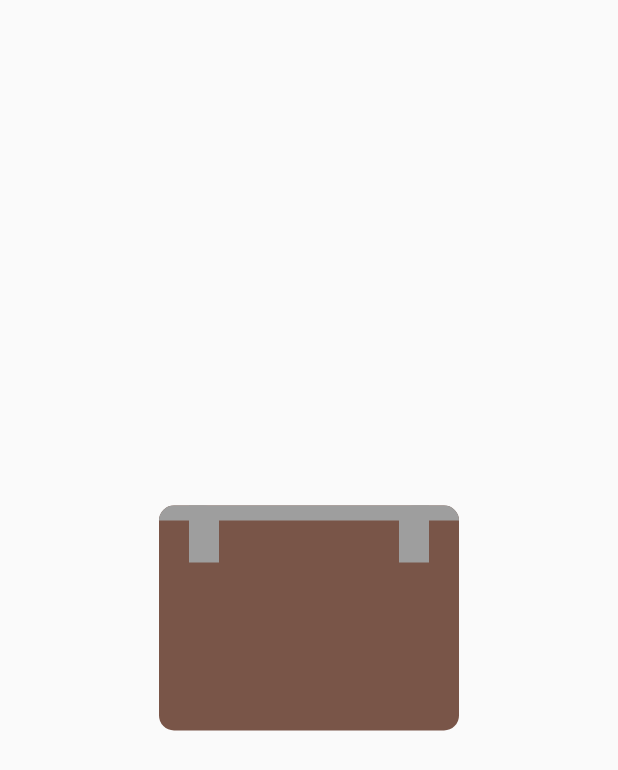
After one commit to MhouneyLH/deskify, a Flutter app: the MyAnimatedWidget screen opened directly, on a phone screen of 412 x 824 dp. The commit adds this screen. Shown: the top 770 px of the screen. Run offline on Flutter 3.47's test engine with Material 2 defaults, Android fonts, the phone set to English and light mode, and no system bars; our stand-ins replace syncfusion_flutter_sliders.

Commit message:
feat: add animated desk for showing the current desk-height

```diff
--- a/lib/widgets/tabs/home_page_tab.dart
+++ b/lib/widgets/tabs/home_page_tab.dart
@@ -3,6 +3,7 @@ import 'package:deskify/pages/move_widget_page.dart';
 import 'package:deskify/widgets/generic/heading_widget.dart';
 import 'package:deskify/widgets/interaction_widgets/interaction_widgets_grid_view.dart';
 import 'package:deskify/widgets/interaction_widgets/simple_interaction_widget.dart';
+import 'package:deskify/widgets/test.dart';
 import 'package:flutter/material.dart';
 
 class HomePageTab extends StatefulWidget {
@@ -89,7 +90,11 @@ class _HomePageTabState extends State<HomePageTab> {
         children: [
           Heading(title: "${_currentDesk.name}"),
           Text("Height: ${_currentDesk.height} cm"),
-          const SizedBox(height: 150),
+          const SizedBox(
+            height: 150,
+            width: 150,
+            child: MyAnimatedWidget(),
+          ),
           _getInteractiveWidgetGroup(analyticInteractionWidgets!, "Analytics"),
           _getInteractiveWidgetGroup(presetInteractionWidgets!, "Presets"),
           _getInteractiveWidgetGroup(otherInteractionWidgets!, "Others"),
--- a/lib/widgets/tabs/settings_tab.dart
+++ b/lib/widgets/tabs/settings_tab.dart
@@ -10,8 +10,6 @@ class SettingsTab extends StatefulWidget {
 class _SettingsTabState extends State<SettingsTab> {
   @override
   Widget build(BuildContext context) {
-    return const Center(
-      child: Text("SettingsTab"),
-    );
+    return const Placeholder();
   }
 }
--- /dev/null
+++ b/lib/widgets/test.dart
@@ -0,0 +1,108 @@
+import 'dart:developer';
+
+import 'package:flutter/material.dart';
+
+class MyAnimatedWidget extends StatefulWidget {
+  const MyAnimatedWidget({super.key});
+
+  @override
+  State<MyAnimatedWidget> createState() => _MyAnimatedWidgetState();
+}
+
+class _MyAnimatedWidgetState extends State<MyAnimatedWidget>
+    with SingleTickerProviderStateMixin {
+  AnimationController? _controller;
+  Animation<double>? _animation;
+
+  @override
+  void initState() {
+    super.initState();
+    _controller = AnimationController(
+      duration: const Duration(seconds: 1),
+      vsync: this,
+    );
+
+    _controller!.addListener(() {
+      setState(() {}); // rebuild the widget tree to update the animation
+    });
+
+    _animation = _controller!.drive(Tween<double>(begin: 1, end: 10));
+    _controller!.repeat(reverse: true);
+  }
+
+  @override
+  void dispose() {
+    _controller!.dispose();
+    super.dispose();
+  }
+
+  @override
+  Widget build(BuildContext context) {
+    return Scaffold(
+      body: Center(
+        child: AnimatedBuilder(
+          animation: _animation!,
+          builder: (context, child) {
+            return Container(
+              width: 200,
+              height: 150,
+              decoration: BoxDecoration(
+                color: Colors.brown,
+                borderRadius: BorderRadius.circular(10),
+              ),
+              child: Stack(
+                children: [
+                  // Desk
+                  Positioned(
+                    top: 0,
+                    left: 0,
+                    right: 0,
+                    child: Container(
+                      height: 10,
+                      decoration: BoxDecoration(
+                        color: Colors.grey,
+                        borderRadius: BorderRadius.only(
+                          topLeft: Radius.circular(10),
+                          topRight: Radius.circular(10),
+                        ),
+                      ),
+                    ),
+                  ),
+                  // Foots
+                  Positioned(
+                    top: 0,
+                    left: 20,
+                    child: Container(
+                      width: 20,
+                      height: _animation!.value * 20,
+                      decoration: BoxDecoration(
+                        color: Colors.grey,
+                        borderRadius: BorderRadius.only(
+                          topRight: Radius.circular(10),
+                        ),
+                      ),
+                    ),
+                  ),
+                  Positioned(
+                    top: 0,
+                    right: 20,
+                    child: Container(
+                      width: 20,
+                      height: _animation!.value * 20,
+                      decoration: BoxDecoration(
+                        color: Colors.grey,
+                        borderRadius: BorderRadius.only(
+                          topLeft: Radius.circular(10),
+                        ),
+                      ),
+                    ),
+                  ),
+                ],
+              ),
+            );
+          },
+        ),
+      ),
+    );
+  }
+}
```
